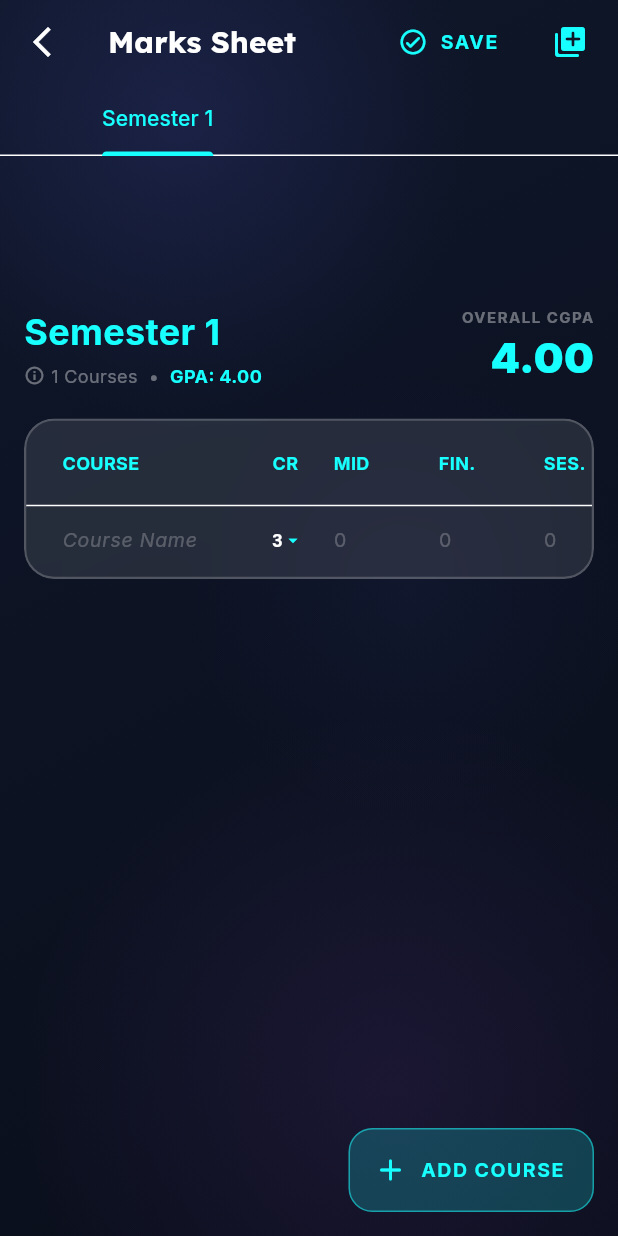
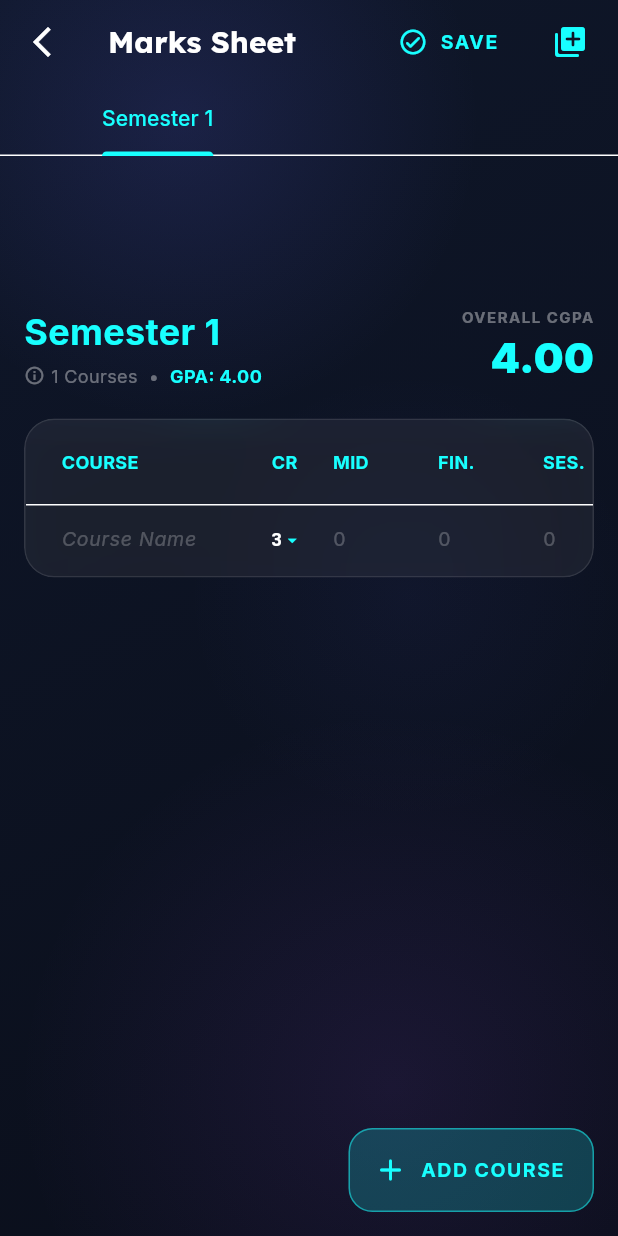
Before and after one commit to Jibrankhan0/cgpa_calculator, a Flutter app: the MarksSheetScreen screen opened directly, on a phone screen of 412 x 824 dp. Run offline on Flutter 3.47's test engine with Material 3 defaults, Android fonts, the phone set to English and light mode, and no system bars; our stand-ins replace flutter_animate, flutter_riverpod, google_fonts, shared_preferences; accounts and stored records are empty.

Commit message:
feat: update GlassCard with dark glassmorphism

```diff
--- a/lib/widgets/glass_card.dart
+++ b/lib/widgets/glass_card.dart
@@ -1,5 +1,6 @@
 import 'dart:ui';
 import 'package:flutter/material.dart';
+import '../theme/app_theme.dart';
 
 class GlassCard extends StatelessWidget {
   final Widget child;
@@ -9,29 +10,48 @@ class GlassCard extends StatelessWidget {
   final BorderRadius? borderRadius;
   final Color? borderColor;
   final bool useBlur;
+  final Color? color;
+  final Color? glowColor;
 
   const GlassCard({
     super.key,
     required this.child,
-    this.blur = 15.0,
-    this.opacity = 0.1,
+    this.blur = 20.0,
+    this.opacity = 0.06,
     this.padding,
     this.borderRadius,
     this.borderColor,
     this.useBlur = true,
+    this.color,
+    this.glowColor,
   });
 
   @override
   Widget build(BuildContext context) {
+    final radius = borderRadius ?? BorderRadius.circular(20);
+
     Widget content = Container(
       padding: padding ?? const EdgeInsets.all(20),
       decoration: BoxDecoration(
-        color: Colors.white.withValues(alpha: opacity),
-        borderRadius: borderRadius ?? BorderRadius.circular(20),
+        color: (color ?? Colors.white).withValues(alpha: opacity),
+        borderRadius: radius,
         border: Border.all(
-          color: borderColor ?? Colors.white.withValues(alpha: 0.2),
-          width: 1.5,
+          color: borderColor ?? Colors.white.withValues(alpha: 0.1),
+          width: 1,
         ),
+        boxShadow: [
+          if (glowColor != null)
+            BoxShadow(
+              color: glowColor!.withValues(alpha: 0.1),
+              blurRadius: 24,
+              offset: const Offset(0, 8),
+            ),
+          BoxShadow(
+            color: Colors.black.withValues(alpha: 0.1),
+            blurRadius: 20,
+            offset: const Offset(0, 8),
+          ),
+        ],
       ),
       child: child,
     );
@@ -43,9 +63,6 @@ class GlassCard extends StatelessWidget {
       );
     }
 
-    return ClipRRect(
-      borderRadius: borderRadius ?? BorderRadius.circular(20),
-      child: content,
-    );
+    return ClipRRect(borderRadius: radius, child: content);
   }
 }
```
